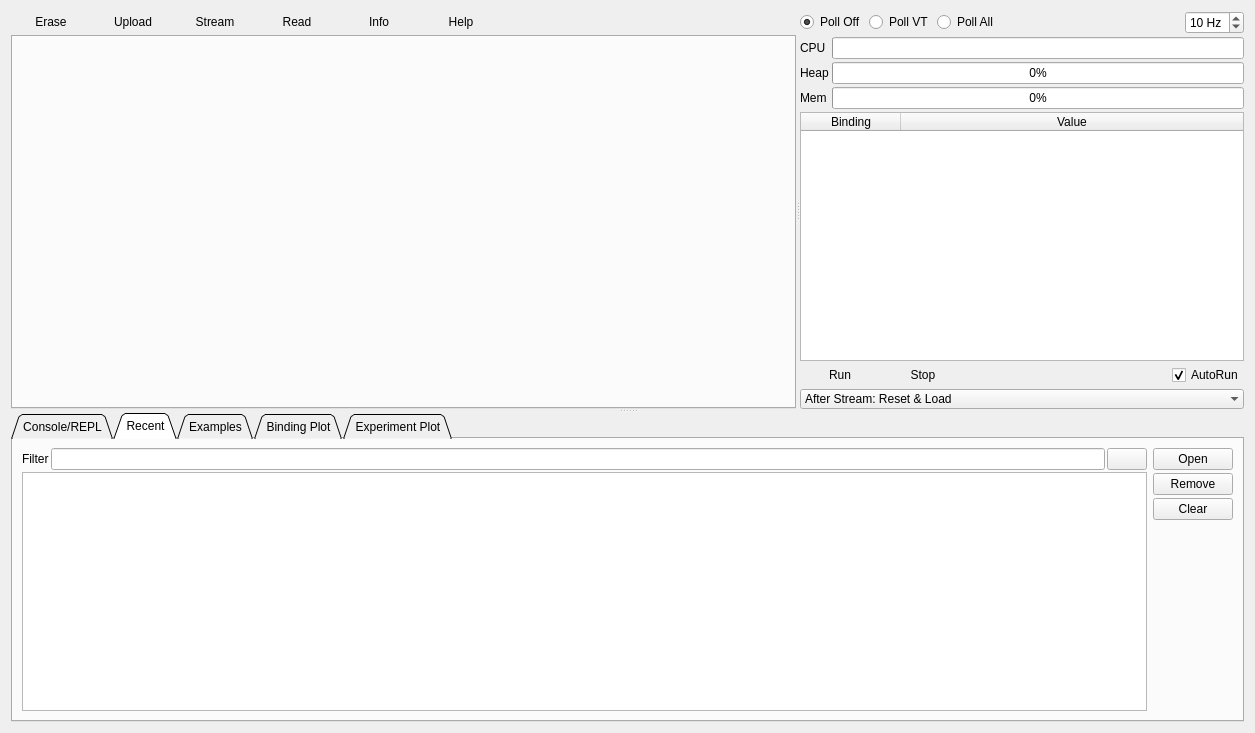
Above: pages/pagelisp.ui from njupt-robomasters/vesc_tool-zh before the change. Below: the same form after it.
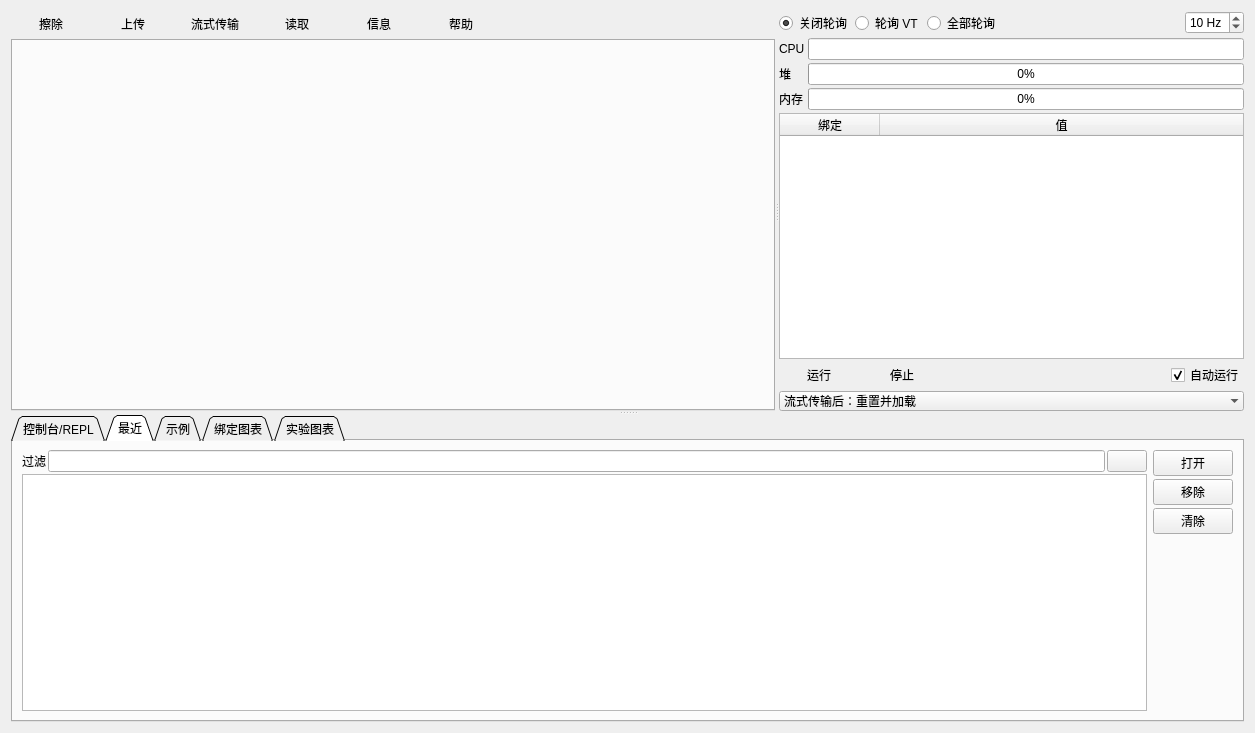
That is the form after the change. The open tabs and pages were chosen to show the change. Icons and pictures are not drawn. Custom widgets are drawn as their Qt base class.

What changed in the file:
```diff
--- a/pages/pagelisp.ui
+++ b/pages/pagelisp.ui
@@ -36,7 +36,7 @@
              <string>Erase LispBM application from VESC. This will also prevent it from starting on next boot (as expected).</string>
             </property>
             <property name="text">
-             <string>Erase</string>
+             <string>擦除</string>
             </property>
             <property name="flat">
              <bool>true</bool>
@@ -49,7 +49,7 @@
              <string>Upload code to flash. This is persistent and starts the code on every boot.</string>
             </property>
             <property name="text">
-             <string>Upload</string>
+             <string>上传</string>
             </property>
             <property name="flat">
              <bool>true</bool>
@@ -62,7 +62,7 @@
              <string>Stream code. This is faster and not persistent, but does not work with imports.</string>
             </property>
             <property name="text">
-             <string>Stream</string>
+             <string>流式传输</string>
             </property>
             <property name="flat">
              <bool>true</bool>
@@ -75,7 +75,7 @@
              <string>Read LispBM code from connected VESC</string>
             </property>
             <property name="text">
-             <string>Read</string>
+             <string>读取</string>
             </property>
             <property name="flat">
              <bool>true</bool>
@@ -85,7 +85,7 @@
           <item>
            <widget class="QPushButton" name="infoButton">
             <property name="text">
-             <string>Info</string>
+             <string>信息</string>
             </property>
             <property name="flat">
              <bool>true</bool>
@@ -98,7 +98,7 @@
              <string>Show help</string>
             </property>
             <property name="text">
-             <string>Help</string>
+             <string>帮助</string>
             </property>
             <property name="flat">
              <bool>true</bool>
@@ -148,7 +148,7 @@
              <string>Data polling disabled</string>
             </property>
             <property name="text">
-             <string>Poll Off</string>
+             <string>关闭轮询</string>
             </property>
             <property name="checked">
              <bool>true</bool>
@@ -161,7 +161,7 @@
              <string>Poll variables starting with vt only</string>
             </property>
             <property name="text">
-             <string>Poll VT</string>
+             <string>轮询 VT</string>
             </property>
            </widget>
           </item>
@@ -171,7 +171,7 @@
              <string>Poll all variables</string>
             </property>
             <property name="text">
-             <string>Poll All</string>
+             <string>全部轮询</string>
             </property>
            </widget>
           </item>
@@ -211,14 +211,14 @@
           <item row="2" column="0">
            <widget class="QLabel" name="label_4">
             <property name="text">
-             <string>Mem</string>
+             <string>内存</string>
             </property>
            </widget>
           </item>
           <item row="1" column="0">
            <widget class="QLabel" name="label_3">
             <property name="text">
-             <string>Heap</string>
+             <string>堆</string>
             </property>
            </widget>
           </item>
@@ -271,12 +271,12 @@
           </attribute>
           <column>
            <property name="text">
-            <string>Binding</string>
+            <string>绑定</string>
            </property>
           </column>
           <column>
            <property name="text">
-            <string>Value</string>
+            <string>值</string>
            </property>
           </column>
          </widget>
@@ -289,7 +289,7 @@
              <string>Run or re-run evaluator</string>
             </property>
             <property name="text">
-             <string>Run</string>
+             <string>运行</string>
             </property>
             <property name="icon">
              <iconset resource="../res.qrc">
@@ -306,7 +306,7 @@
              <string>Stop evaluator</string>
             </property>
             <property name="text">
-             <string>Stop</string>
+             <string>停止</string>
             </property>
             <property name="icon">
              <iconset resource="../res.qrc">
@@ -336,7 +336,7 @@
              <string>Automatically run program on upload</string>
             </property>
             <property name="text">
-             <string>AutoRun</string>
+             <string>自动运行</string>
             </property>
             <property name="checked">
              <bool>true</bool>
@@ -363,7 +363,7 @@
           </item>
           <item>
            <property name="text">
-            <string>After Stream: Reset &amp; Load</string>
+            <string>流式传输后：重置并加载</string>
            </property>
           </item>
           <item>
@@ -388,7 +388,7 @@
       </property>
       <widget class="QWidget" name="tab">
        <attribute name="title">
-        <string>Console/REPL</string>
+        <string>控制台/REPL</string>
        </attribute>
        <layout class="QHBoxLayout" name="horizontalLayout_5" stretch="1,0">
         <item>
@@ -475,7 +475,7 @@
       </widget>
       <widget class="QWidget" name="tab_2">
        <attribute name="title">
-        <string>Recent</string>
+        <string>最近</string>
        </attribute>
        <layout class="QHBoxLayout" name="horizontalLayout_9" stretch="1,0">
         <item>
@@ -491,7 +491,7 @@
             <item>
              <widget class="QLabel" name="label_2">
               <property name="text">
-               <string>Filter</string>
+               <string>过滤</string>
               </property>
              </widget>
             </item>
@@ -530,7 +530,7 @@
              <string>Open selected recent file</string>
             </property>
             <property name="text">
-             <string>Open</string>
+             <string>打开</string>
             </property>
             <property name="icon">
              <iconset resource="../res.qrc">
@@ -544,7 +544,7 @@
              <string>Remove selected recent file from list (file will not be deleted from file system)</string>
             </property>
             <property name="text">
-             <string>Remove</string>
+             <string>移除</string>
             </property>
             <property name="icon">
              <iconset resource="../res.qrc">
@@ -558,7 +558,7 @@
              <string>Clear recent file list (nothing will be deleted from file system)</string>
             </property>
             <property name="text">
-             <string>Clear</string>
+             <string>清除</string>
             </property>
             <property name="icon">
              <iconset resource="../res.qrc">
@@ -585,7 +585,7 @@
       </widget>
       <widget class="QWidget" name="tab_3">
        <attribute name="title">
-        <string>Examples</string>
+        <string>示例</string>
        </attribute>
        <layout class="QHBoxLayout" name="horizontalLayout_10" stretch="1,0">
         <item>
@@ -661,7 +661,7 @@
       </widget>
       <widget class="QWidget" name="tab_4">
        <attribute name="title">
-        <string>Binding Plot</string>
+        <string>绑定图表</string>
        </attribute>
        <layout class="QHBoxLayout" name="horizontalLayout_6">
         <item>
@@ -851,7 +851,7 @@
       </widget>
       <widget class="QWidget" name="tab_5">
        <attribute name="title">
-        <string>Experiment Plot</string>
+        <string>实验图表</string>
        </attribute>
        <layout class="QVBoxLayout" name="verticalLayout_9">
         <item>
```
Left out of the diff: 54 changed lines with no effect on the pictures.
